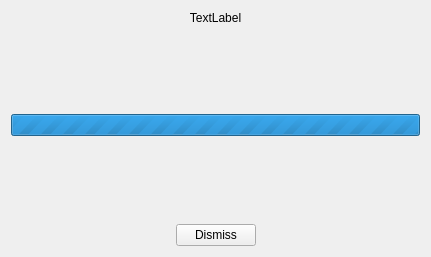
Qt form Code/ui/loadingwidget.ui (VisIVOLab/ViaLacteaVisualAnalytics) before a commit.
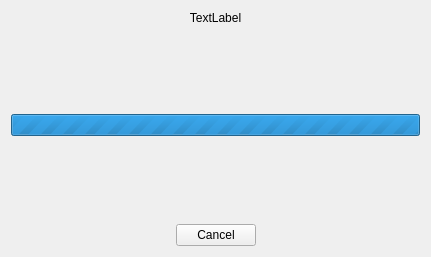
The same form after that commit.

What changed in the file:
```diff
--- a/Code/ui/loadingwidget.ui
+++ b/Code/ui/loadingwidget.ui
@@ -81,7 +81,7 @@
         <bool>true</bool>
        </property>
        <property name="text">
-        <string>Dismiss</string>
+        <string>Cancel</string>
        </property>
       </widget>
      </item>
```
